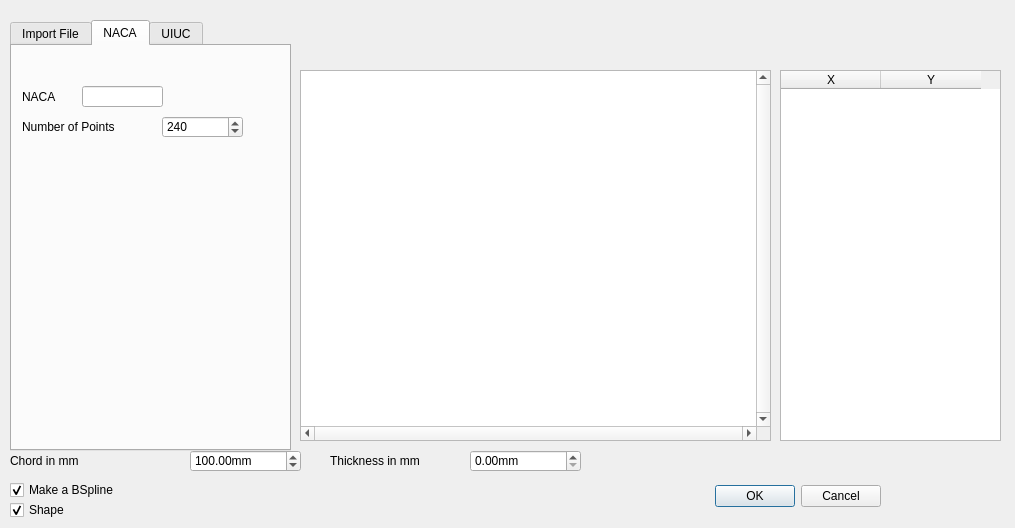
Qt form resources/selectRibProfil.ui (FredsFactory/FreeCAD_AirPlaneDesign) before a commit.
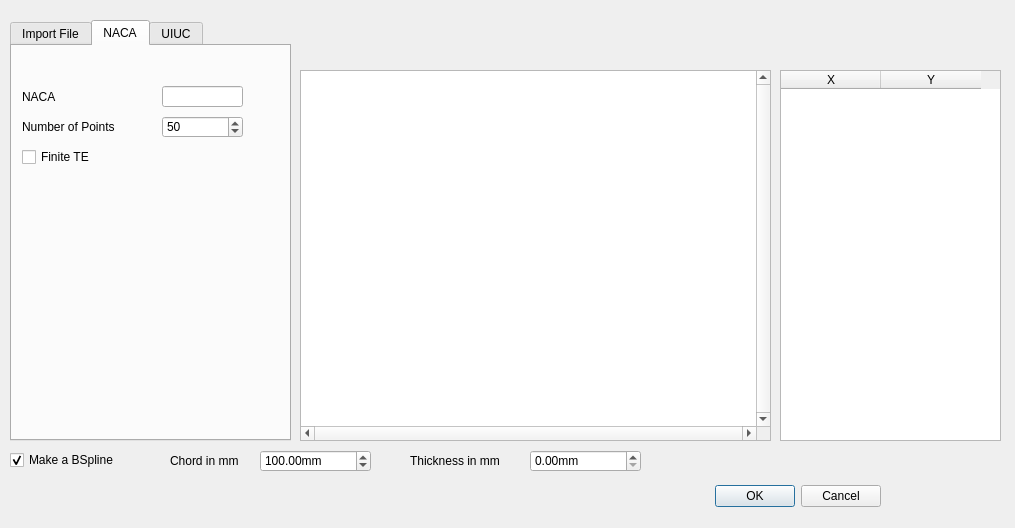
The same form after that commit. The open tabs and pages were chosen to show the change.

Commit message: gui implementation finite TE

Diff of the .ui file:
```diff
--- a/resources/selectRibProfil.ui
+++ b/resources/selectRibProfil.ui
@@ -38,7 +38,7 @@
      <x>10</x>
      <y>20</y>
      <width>281</width>
-     <height>431</height>
+     <height>421</height>
     </rect>
    </property>
    <property name="currentIndex">
@@ -105,7 +105,7 @@
     <widget class="QLineEdit" name="NACANumber">
      <property name="geometry">
       <rect>
-       <x>70</x>
+       <x>150</x>
        <y>40</y>
        <width>81</width>
        <height>21</height>
@@ -131,7 +131,26 @@
       <number>500</number>
      </property>
      <property name="value">
-      <number>240</number>
+      <number>50</number>
+     </property>
+    </widget>
+    <widget class="QCheckBox" name="finite_TE">
+     <property name="geometry">
+      <rect>
+       <x>10</x>
+       <y>101</y>
+       <width>80</width>
+       <height>20</height>
+      </rect>
+     </property>
+     <property name="toolTip">
+      <string>&lt;html&gt;&lt;head/&gt;&lt;body&gt;&lt;p&gt;If selected the NACA rib will be created with a finite gap at the trailing Edge&lt;/p&gt;&lt;/body&gt;&lt;/html&gt;</string>
+     </property>
+     <property name="text">
+      <string>Finite TE</string>
+     </property>
+     <property name="checked">
+      <bool>false</bool>
      </property>
     </widget>
    </widget>
@@ -144,7 +163,7 @@
   <widget class="QDoubleSpinBox" name="chord">
    <property name="geometry">
     <rect>
-     <x>190</x>
+     <x>260</x>
      <y>450</y>
      <width>111</width>
      <height>22</height>
@@ -163,9 +182,9 @@
   <widget class="QLabel" name="label_5">
    <property name="geometry">
     <rect>
-     <x>10</x>
+     <x>170</x>
      <y>440</y>
-     <width>181</width>
+     <width>90</width>
      <height>41</height>
     </rect>
    </property>
@@ -177,7 +196,7 @@
    <property name="geometry">
     <rect>
      <x>10</x>
-     <y>480</y>
+     <y>450</y>
      <width>121</width>
      <height>20</height>
     </rect>
@@ -192,31 +211,12 @@
     <bool>true</bool>
    </property>
   </widget>
-  <widget class="QCheckBox" name="kingOfLines_2">
-   <property name="geometry">
-    <rect>
-     <x>10</x>
-     <y>500</y>
-     <width>121</width>
-     <height>20</height>
-    </rect>
-   </property>
-   <property name="toolTip">
-    <string>&lt;html&gt;&lt;head/&gt;&lt;body&gt;&lt;p&gt;If select the rib will be created with BSpline&lt;/p&gt;&lt;p&gt;If not  the rib will be created with with wire&lt;/p&gt;&lt;/body&gt;&lt;/html&gt;</string>
-   </property>
-   <property name="text">
-    <string>Shape</string>
-   </property>
-   <property name="checked">
-    <bool>true</bool>
-   </property>
-  </widget>
   <widget class="QLabel" name="label_6">
    <property name="geometry">
     <rect>
-     <x>330</x>
+     <x>410</x>
      <y>440</y>
-     <width>161</width>
+     <width>121</width>
      <height>41</height>
     </rect>
    </property>
@@ -227,7 +227,7 @@
   <widget class="QDoubleSpinBox" name="thickness">
    <property name="geometry">
     <rect>
-     <x>470</x>
+     <x>530</x>
      <y>450</y>
      <width>111</width>
      <height>22</height>
```
Left out of the diff: 4 changed lines with no effect on the pictures. The commit also changes 2 other files.
